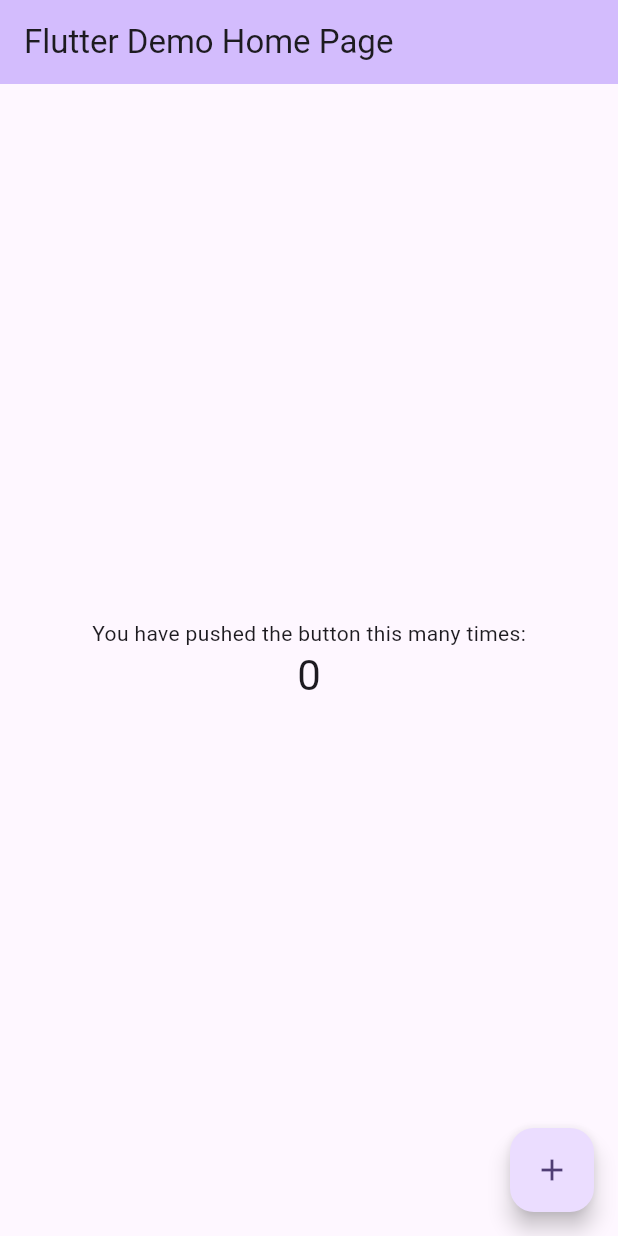
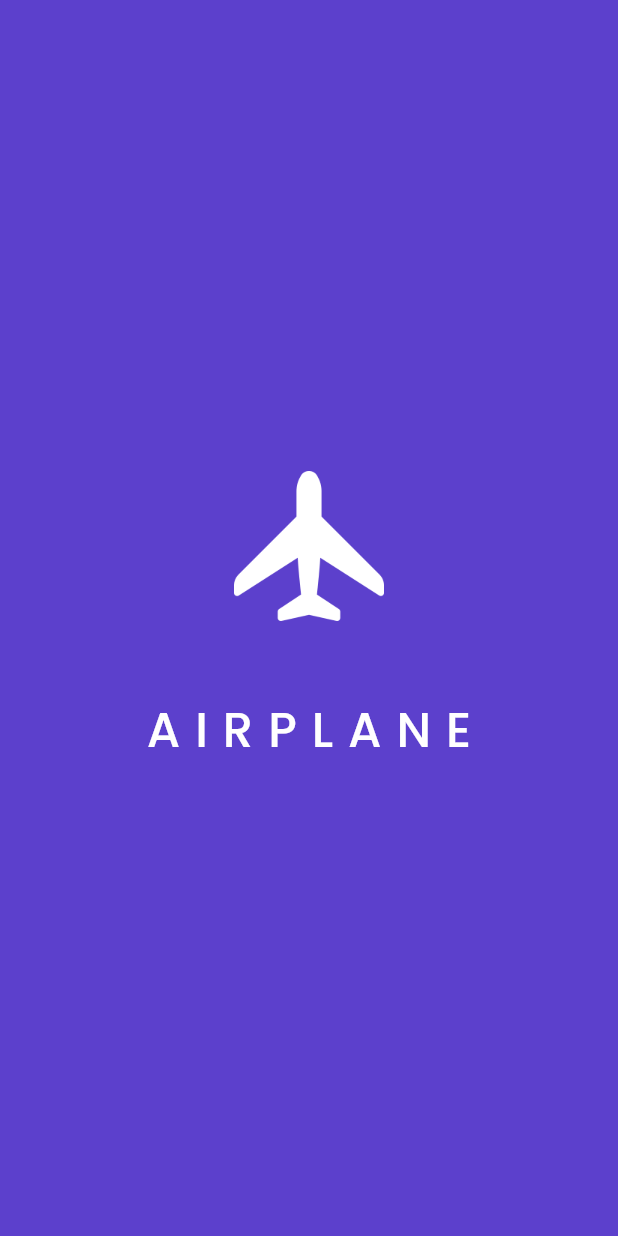
Before and after one commit to ChaerulHidayat17/Project_UAS_Pemograman-Mobile_Airplane, a Flutter app: the screen it shows after launch, on a phone screen of 412 x 824 dp. Run offline on Flutter 3.47's test engine with Material 3 defaults, Android fonts, the light colour scheme and no system bars; our stand-ins replace google_fonts.

Commit message:
bagian home page airplane

```diff
--- a/lib/main.dart
+++ b/lib/main.dart
@@ -1,125 +1,16 @@
 import 'package:flutter/material.dart';
+import 'ui/pages/splash_page.dart';
 
-void main() {
-  runApp(const MyApp());
-}
+void main() => runApp(MyApp());
 
 class MyApp extends StatelessWidget {
-  const MyApp({super.key});
+  const MyApp({Key? key}) : super(key: key);
 
-  // This widget is the root of your application.
   @override
   Widget build(BuildContext context) {
     return MaterialApp(
-      title: 'Flutter Demo',
-      theme: ThemeData(
-        // This is the theme of your application.
-        //
-        // TRY THIS: Try running your application with "flutter run". You'll see
-        // the application has a purple toolbar. Then, without quitting the app,
-        // try changing the seedColor in the colorScheme below to Colors.green
-        // and then invoke "hot reload" (save your changes or press the "hot
-        // reload" button in a Flutter-supported IDE, or press "r" if you used
-        // the command line to start the app).
-        //
-        // Notice that the counter didn't reset back to zero; the application
-        // state is not lost during the reload. To reset the state, use hot
-        // restart instead.
-        //
-        // This works for code too, not just values: Most code changes can be
-        // tested with just a hot reload.
-        colorScheme: ColorScheme.fromSeed(seedColor: Colors.deepPurple),
-        useMaterial3: true,
-      ),
-      home: const MyHomePage(title: 'Flutter Demo Home Page'),
+      debugShowCheckedModeBanner: false,
+      home: SplashPage(),
     );
   }
 }
-
-class MyHomePage extends StatefulWidget {
-  const MyHomePage({super.key, required this.title});
-
-  // This widget is the home page of your application. It is stateful, meaning
-  // that it has a State object (defined below) that contains fields that affect
-  // how it looks.
-
-  // This class is the configuration for the state. It holds the values (in this
-  // case the title) provided by the parent (in this case the App widget) and
-  // used by the build method of the State. Fields in a Widget subclass are
-  // always marked "final".
-
-  final String title;
-
-  @override
-  State<MyHomePage> createState() => _MyHomePageState();
-}
-
-class _MyHomePageState extends State<MyHomePage> {
-  int _counter = 0;
-
-  void _incrementCounter() {
-    setState(() {
-      // This call to setState tells the Flutter framework that something has
-      // changed in this State, which causes it to rerun the build method below
-      // so that the display can reflect the updated values. If we changed
-      // _counter without calling setState(), then the build method would not be
-      // called again, and so nothing would appear to happen.
-      _counter++;
-    });
-  }
-
-  @override
-  Widget build(BuildContext context) {
-    // This method is rerun every time setState is called, for instance as done
-    // by the _incrementCounter method above.
-    //
-    // The Flutter framework has been optimized to make rerunning build methods
-    // fast, so that you can just rebuild anything that needs updating rather
-    // than having to individually change instances of widgets.
-    return Scaffold(
-      appBar: AppBar(
-        // TRY THIS: Try changing the color here to a specific color (to
-        // Colors.amber, perhaps?) and trigger a hot reload to see the AppBar
-        // change color while the other colors stay the same.
-        backgroundColor: Theme.of(context).colorScheme.inversePrimary,
-        // Here we take the value from the MyHomePage object that was created by
-        // the App.build method, and use it to set our appbar title.
-        title: Text(widget.title),
-      ),
-      body: Center(
-        // Center is a layout widget. It takes a single child and positions it
-        // in the middle of the parent.
-        child: Column(
-          // Column is also a layout widget. It takes a list of children and
-          // arranges them vertically. By default, it sizes itself to fit its
-          // children horizontally, and tries to be as tall as its parent.
-          //
-          // Column has various properties to control how it sizes itself and
-          // how it positions its children. Here we use mainAxisAlignment to
-          // center the children vertically; the main axis here is the vertical
-          // axis because Columns are vertical (the cross axis would be
-          // horizontal).
-          //
-          // TRY THIS: Invoke "debug painting" (choose the "Toggle Debug Paint"
-          // action in the IDE, or press "p" in the console), to see the
-          // wireframe for each widget.
-          mainAxisAlignment: MainAxisAlignment.center,
-          children: <Widget>[
-            const Text(
-              'You have pushed the button this many times:',
-            ),
-            Text(
-              '$_counter',
-              style: Theme.of(context).textTheme.headlineMedium,
-            ),
-          ],
-        ),
-      ),
-      floatingActionButton: FloatingActionButton(
-        onPressed: _incrementCounter,
-        tooltip: 'Increment',
-        child: const Icon(Icons.add),
-      ), // This trailing comma makes auto-formatting nicer for build methods.
-    );
-  }
-}
--- /dev/null
+++ b/lib/ui/pages/splash_page.dart
@@ -0,0 +1,40 @@
+import 'package:flutter/material.dart';
+import '../../shared/theme.dart';
+
+class SplashPage extends StatelessWidget {
+  const SplashPage({Key? key}) : super(key: key);
+
+  @override
+  Widget build(BuildContext context) {
+    return Scaffold(
+      backgroundColor: kPrimaryColor,
+      body: Center(
+        child: Column(
+          mainAxisAlignment: MainAxisAlignment.center,
+          children: [
+            Container(
+              width: 100,
+              height: 100,
+              margin: EdgeInsets.only(bottom: 50),
+              decoration: BoxDecoration(
+                image: DecorationImage(
+                  image: AssetImage(
+                    'assets/icon_plane.png',
+                  ),
+                ),
+              ),
+            ),
+            Text(
+              'AIRPLANE',
+              style: whiteTextStyle.copyWith(
+                fontSize: 32,
+                fontWeight: medium,
+                letterSpacing: 10,
+              ),
+            ),
+          ],
+        ),
+      ),
+    );
+  }
+}
```
Also changed, not shown: lib/shared/theme.dart (added, +38 -0 lines), pubspec.yaml (+3 -6 lines), assets/icon_plane.png (renamed from assets/icon_plan.png), pubspec.lock, 1 other file.
